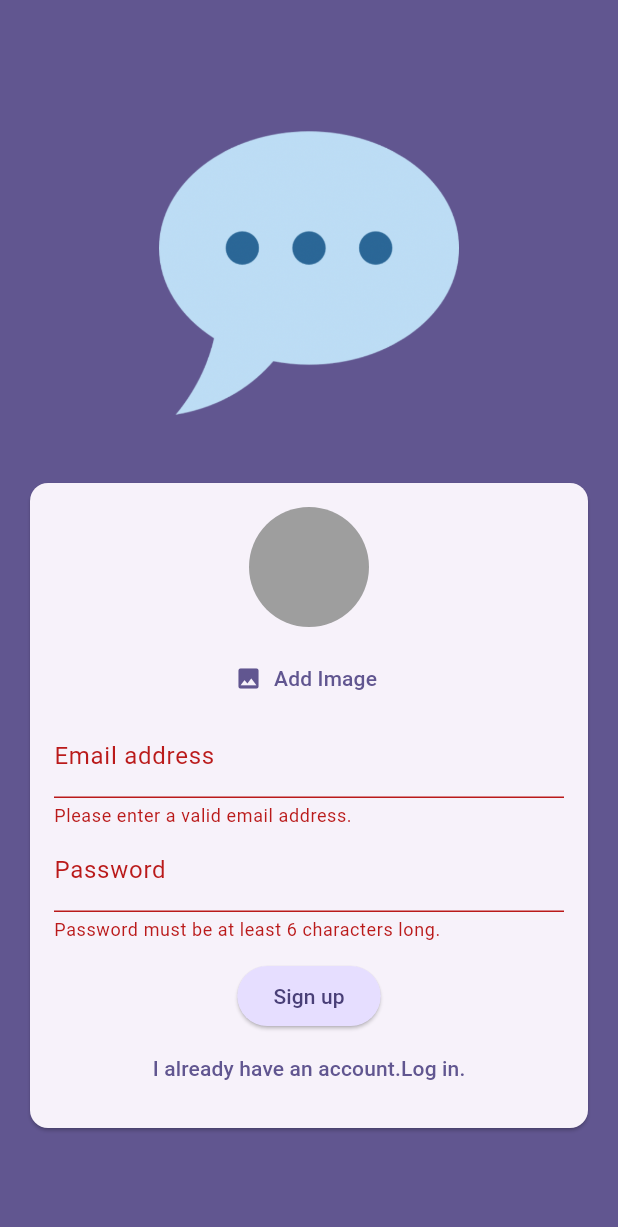
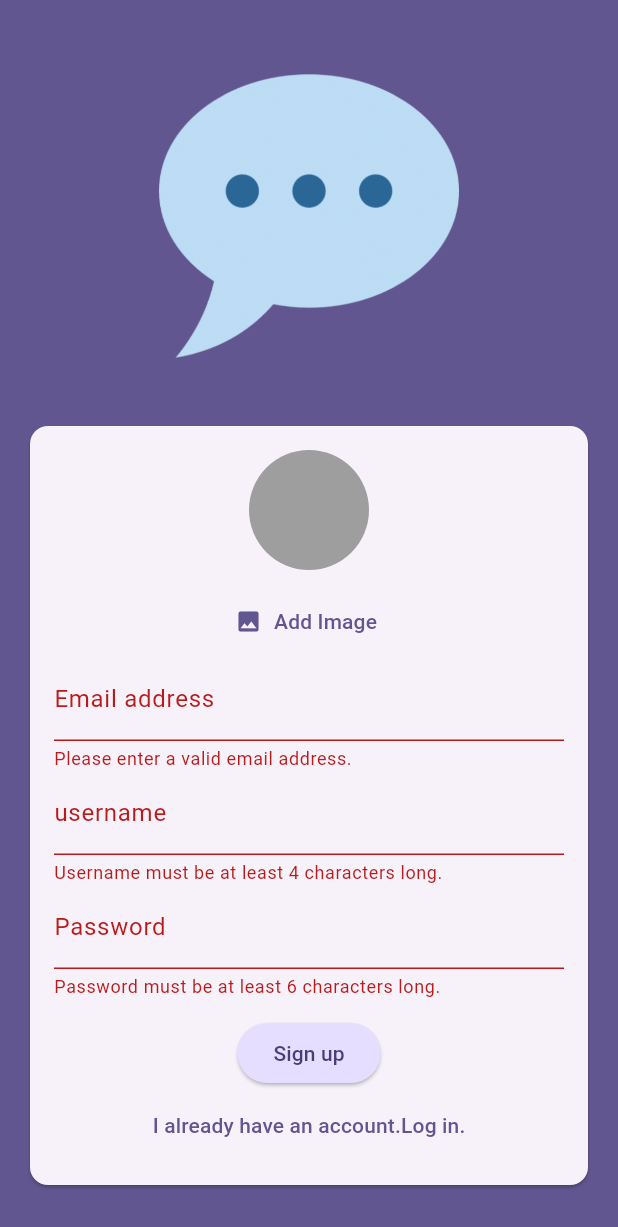
Before and after one commit to Shamimkhan1406/chat-app, a Flutter app: the screen it shows after launch, after a tap on "log in", after a tap on "Create new account", after a tap on "Sign up", on a phone screen of 412 x 824 dp. Shown: the top 1227 px of the screen. Run offline on Flutter 3.47's test engine with Material 3 defaults, Android fonts, the phone set to English and light mode, and no system bars; our stand-ins replace cloud_firestore, firebase_auth, firebase_core, firebase_storage, image_picker; accounts and stored records are empty; generated files the repository leaves out were written again.

Commit message:
storing a username

```diff
--- a/lib/screens/auth.dart
+++ b/lib/screens/auth.dart
@@ -24,6 +24,7 @@ class _AuthScreenState extends State<AuthScreen> {
   var _isLogin = true;
   var _enteredEmail = '';
   var _enteredPassword = '';
+  var _enteredUsername = '';
   File? _selectedImage;
   var _isAuthenticating = false;
   void _submit() async {
@@ -56,13 +57,15 @@ class _AuthScreenState extends State<AuthScreen> {
             .child('${userCredentials.user!.uid}.jpg');
         await storageRef.putFile(_selectedImage!);
         final imageUrl = await storageRef.getDownloadURL();
-        await FirebaseFirestore.instance.collection('users').doc(userCredentials.user!.uid).set(
-          {
-            'username': userCredentials.user!.email!.split('@')[0],
-            'email': _enteredEmail,
-            'image_url': imageUrl,
-          },
-        );
+        await FirebaseFirestore.instance
+            .collection('users')
+            .doc(userCredentials.user!.uid)
+            .set({
+              //'username': userCredentials.user!.email!.split('@')[0],
+              'username': _enteredUsername,
+              'email': _enteredEmail,
+              'image_url': imageUrl,
+            });
         //print(userCredentials);
       }
     } on FirebaseAuthException catch (error) {
@@ -130,6 +133,24 @@ class _AuthScreenState extends State<AuthScreen> {
                               _enteredEmail = value!;
                             },
                           ),
+                          if (!_isLogin)
+                            TextFormField(
+                              decoration: InputDecoration(
+                                labelText: 'username',
+                              ),
+                              enableSuggestions: false,
+                              validator: (value) {
+                                if (value == null ||
+                                    value.isEmpty ||
+                                    value.length < 4) {
+                                  return 'Username must be at least 4 characters long.';
+                                }
+                                return null;
+                              },
+                              onSaved: (value) {
+                                _enteredUsername = value!;
+                              },
+                            ),
                           TextFormField(
                             decoration: InputDecoration(labelText: 'Password'),
                             obscureText: true,
@@ -146,7 +167,8 @@ class _AuthScreenState extends State<AuthScreen> {
                             },
                           ),
                           SizedBox(height: 12),
-                          if (_isAuthenticating) const CircularProgressIndicator(),
+                          if (_isAuthenticating)
+                            const CircularProgressIndicator(),
                           if (!_isAuthenticating)
                             ElevatedButton(
                               style: ElevatedButton.styleFrom(
```
Also changed, not shown: 1 other file.
